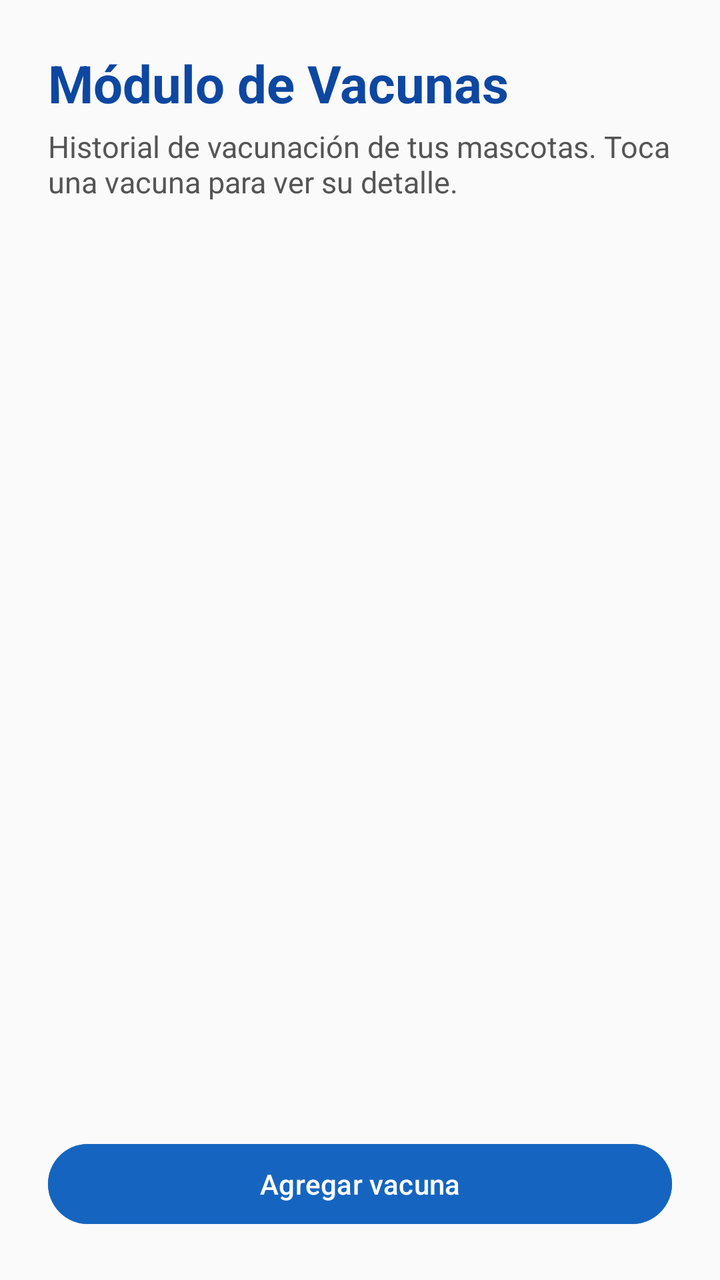
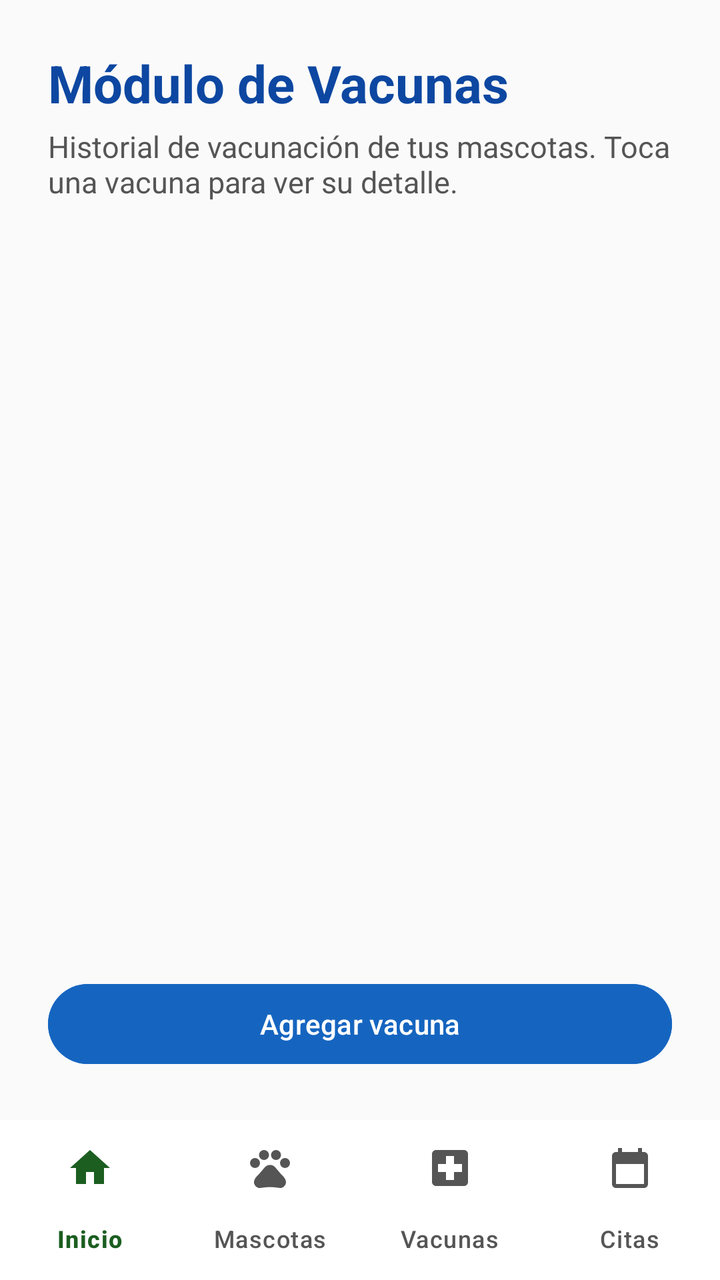

The first picture is an Android layout as it rendered before a commit; the second is the same layout after the commit. The layout source and the unified diff follow.
<!-- AndroidManifest.xml: application theme Theme.Proyecto_1PataAlDia -->
<!-- res/layout/activity_vacunas.xml -->
<?xml version="1.0" encoding="utf-8"?>
<LinearLayout xmlns:android="http://schemas.android.com/apk/res/android"
    xmlns:tools="http://schemas.android.com/tools"
    android:id="@+id/vacunasRoot"
    android:layout_width="match_parent"
    android:layout_height="match_parent"
    android:background="#FAFAFA"
    android:orientation="vertical"
    tools:context=".VacunasActivity">

    <LinearLayout
        android:layout_width="match_parent"
        android:layout_height="0dp"
        android:layout_weight="1"
        android:orientation="vertical"
        android:padding="24dp">

        <TextView
            android:id="@+id/tvTituloVacunas"
            android:layout_width="wrap_content"
            android:layout_height="wrap_content"
            android:text="Módulo de Vacunas"
            android:textColor="#0D47A1"
            android:textSize="26sp"
            android:textStyle="bold" />

        <TextView
            android:id="@+id/tvSubtituloVacunas"
            android:layout_width="match_parent"
            android:layout_height="wrap_content"
            android:layout_marginTop="4dp"
            android:layout_marginBottom="16dp"
            android:text="Historial de vacunación de tus mascotas. Toca una vacuna para ver su detalle."
            android:textColor="#555555"
            android:textSize="15sp" />

        <ListView
            android:id="@+id/lvVacunas"
            android:layout_width="match_parent"
            android:layout_height="0dp"
            android:layout_weight="1"
            android:clipToPadding="false"
            android:divider="@android:color/transparent"
            android:dividerHeight="12dp"
            android:scrollbars="none" />

        <TextView
            android:id="@+id/tvVacunasVacio"
            android:layout_width="match_parent"
            android:layout_height="0dp"
            android:layout_weight="1"
            android:gravity="center"
            android:padding="16dp"
            android:text="Aún no hay vacunas registradas.\nToca «Agregar vacuna» para registrar la primera."
            android:textColor="#555555"
            android:textSize="16sp"
            android:visibility="gone" />

        <Button
            android:id="@+id/btnAgregarVacunaLista"
            android:layout_width="match_parent"
            android:layout_height="wrap_content"
            android:layout_marginTop="16dp"
            android:backgroundTint="#1565C0"
            android:text="Agregar vacuna"
            android:textColor="#FFFFFF" />
    </LinearLayout>
</LinearLayout>
<!-- resources referenced by this layout -->
<resources>
  <style name="Theme.Proyecto_1PataAlDia" parent="Base.Theme.Proyecto_1PataAlDia" />
  <style name="Base.Theme.Proyecto_1PataAlDia" parent="Theme.Material3.Light.NoActionBar">
          <item name="colorPrimary">@color/pata_primary</item>
          <item name="colorOnPrimary">@color/white</item>
          <item name="colorPrimaryContainer">@color/pata_primary_light</item>
          <item name="colorOnPrimaryContainer">@color/pata_primary_dark</item>
          <item name="colorSecondary">@color/pata_secondary</item>
          <item name="android:colorBackground">@color/pata_background</item>
          <item name="android:statusBarColor">@color/pata_primary_dark</item>
      </style>
  <color name="pata_primary">#2E7D32</color>
  <color name="white">#FFFFFFFF</color>
  <color name="pata_primary_light">#E8F5E9</color>
  <color name="pata_primary_dark">#1B5E20</color>
  <color name="pata_secondary">#43A047</color>
  <color name="pata_background">#FAFAFA</color>
</resources>

<!-- the commit's change to res/layout/activity_vacunas.xml (unified diff, before → after) -->
@@ -65,4 +65,20 @@
             android:text="Agregar vacuna"
             android:textColor="#FFFFFF" />
     </LinearLayout>
+
+    <include layout="@layout/include_bottom_nav" />
 </LinearLayout>
+<!-- res/layout/include_bottom_nav.xml (included above) -->
+<?xml version="1.0" encoding="utf-8"?>
+<com.google.android.material.bottomnavigation.BottomNavigationView
+    xmlns:android="http://schemas.android.com/apk/res/android"
+    xmlns:app="http://schemas.android.com/apk/res-auto"
+    android:id="@+id/bottomNav"
+    android:layout_width="match_parent"
+    android:layout_height="wrap_content"
+    android:background="@color/white"
+    app:itemActiveIndicatorStyle="@style/Widget.App.NavIndicator"
+    app:itemIconTint="@color/nav_item_color"
+    app:itemTextColor="@color/nav_item_color"
+    app:labelVisibilityMode="labeled"
+    app:menu="@menu/bottom_nav_menu" />
<!-- resource entries referenced after the edit -->
@@ -12,6 +12,9 @@
       </style>
   <color name="pata_primary">#2E7D32</color>
   <color name="white">#FFFFFFFF</color>
+  <style name="Widget.App.NavIndicator" parent="Widget.Material3.BottomNavigationView.ActiveIndicator">
+          <item name="android:color">@color/pata_primary_light</item>
+      </style>
   <color name="pata_primary_light">#E8F5E9</color>
   <color name="pata_primary_dark">#1B5E20</color>
   <color name="pata_secondary">#43A047</color>
